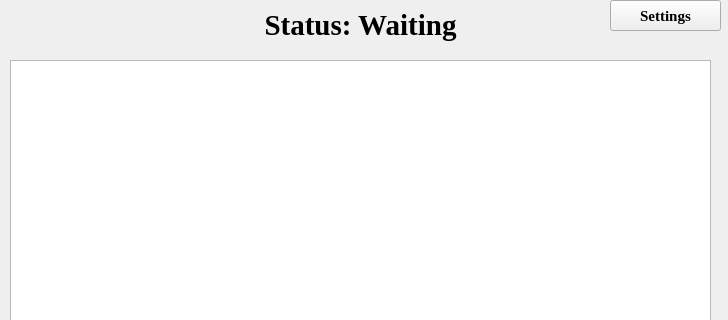
This is ui/main.ui in cra9had/task as Qt 5 draws it before an edit; both pictures show x 0 to 728 and y 0 to 320 of the 728 by 558 pixel window. The edited form follows.
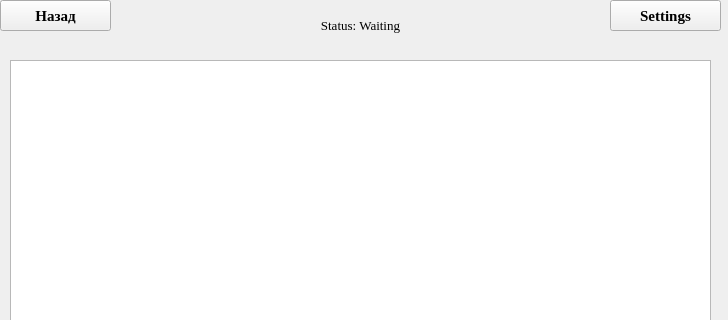
This is the edited form.

Commit message: added loading screen, back button, new emojis, status bar

```diff
--- a/ui/main.ui
+++ b/ui/main.ui
@@ -86,9 +86,9 @@
     <property name="font">
      <font>
       <family>Times New Roman</family>
-      <pointsize>22</pointsize>
-      <weight>75</weight>
-      <bold>true</bold>
+      <pointsize>10</pointsize>
+      <weight>50</weight>
+      <bold>false</bold>
      </font>
     </property>
     <property name="text">
@@ -119,6 +119,27 @@
      <string>Open file</string>
     </property>
    </widget>
+   <widget class="QPushButton" name="back_btn">
+    <property name="geometry">
+     <rect>
+      <x>0</x>
+      <y>0</y>
+      <width>111</width>
+      <height>31</height>
+     </rect>
+    </property>
+    <property name="font">
+     <font>
+      <family>Times New Roman</family>
+      <pointsize>11</pointsize>
+      <weight>75</weight>
+      <bold>true</bold>
+     </font>
+    </property>
+    <property name="text">
+     <string>Назад</string>
+    </property>
+   </widget>
   </widget>
  </widget>
  <resources/>
```
The commit also changes 2 other files.
